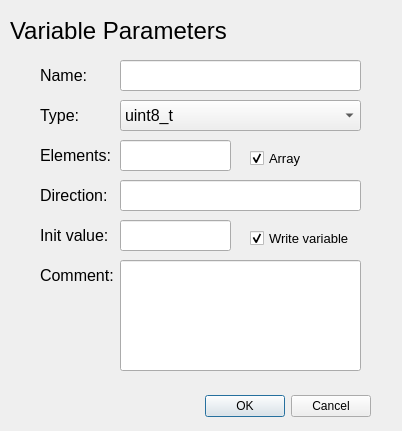
This is Dialogs/Variable_configuration_dialog.ui in Sergioalan13/Eeprom_Configurator as Qt 5 draws it before an edit. The edited form follows.
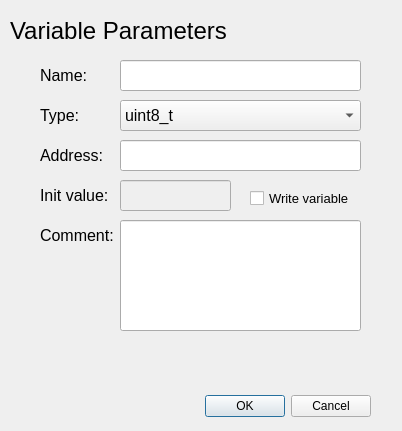
This is the edited form.

```diff
--- a/Dialogs/Variable_configuration_dialog.ui
+++ b/Dialogs/Variable_configuration_dialog.ui
@@ -87,7 +87,7 @@
    <property name="geometry">
     <rect>
      <x>40</x>
-     <y>180</y>
+     <y>140</y>
      <width>71</width>
      <height>31</height>
     </rect>
@@ -98,14 +98,14 @@
     </font>
    </property>
    <property name="text">
-    <string>Direction:</string>
+    <string>Address:</string>
    </property>
   </widget>
   <widget class="QLabel" name="VariableInitValueText">
    <property name="geometry">
     <rect>
      <x>40</x>
-     <y>220</y>
+     <y>180</y>
      <width>71</width>
      <height>31</height>
     </rect>
@@ -123,7 +123,7 @@
    <property name="geometry">
     <rect>
      <x>40</x>
-     <y>260</y>
+     <y>220</y>
      <width>81</width>
      <height>31</height>
     </rect>
@@ -221,7 +221,7 @@
    <property name="geometry">
     <rect>
      <x>120</x>
-     <y>180</y>
+     <y>140</y>
      <width>241</width>
      <height>31</height>
     </rect>
@@ -233,10 +233,13 @@
    </property>
   </widget>
   <widget class="QLineEdit" name="VariableInitValue">
+   <property name="enabled">
+    <bool>false</bool>
+   </property>
    <property name="geometry">
     <rect>
      <x>120</x>
-     <y>220</y>
+     <y>180</y>
      <width>111</width>
      <height>31</height>
     </rect>
@@ -260,7 +263,7 @@
    <property name="geometry">
     <rect>
      <x>120</x>
-     <y>260</y>
+     <y>220</y>
      <width>241</width>
      <height>111</height>
     </rect>
@@ -304,7 +307,7 @@
    <property name="geometry">
     <rect>
      <x>250</x>
-     <y>230</y>
+     <y>190</y>
      <width>111</width>
      <height>17</height>
     </rect>
@@ -321,56 +324,7 @@
     <bool>true</bool>
    </property>
    <property name="checked">
-    <bool>true</bool>
-   </property>
-  </widget>
-  <widget class="QCheckBox" name="ArrayCheckBox">
-   <property name="geometry">
-    <rect>
-     <x>250</x>
-     <y>150</y>
-     <width>70</width>
-     <height>17</height>
-    </rect>
-   </property>
-   <property name="font">
-    <font>
-     <pointsize>10</pointsize>
-    </font>
-   </property>
-   <property name="text">
-    <string>Array</string>
-   </property>
-   <property name="checked">
-    <bool>true</bool>
-   </property>
-  </widget>
-  <widget class="QLabel" name="VariableElementsText">
-   <property name="geometry">
-    <rect>
-     <x>40</x>
-     <y>140</y>
-     <width>71</width>
-     <height>31</height>
-    </rect>
-   </property>
-   <property name="font">
-    <font>
-     <pointsize>12</pointsize>
-    </font>
-   </property>
-   <property name="text">
-    <string>Elements:</string>
-   </property>
-  </widget>
-  <widget class="QLineEdit" name="VariableElements">
-   <property name="geometry">
-    <rect>
-     <x>120</x>
-     <y>140</y>
-     <width>111</width>
-     <height>31</height>
-    </rect>
+    <bool>false</bool>
    </property>
   </widget>
  </widget>
```
Left out of the diff: 22 changed lines with no effect on the pictures.
